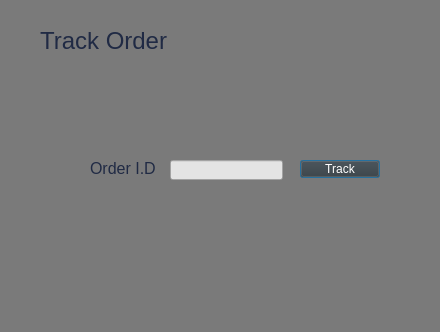
This is Bhitti-master/Bhitti/trackorder.ui in BigyaDhungana/Bhitti as Qt 5 draws it before an edit. The edited form follows.
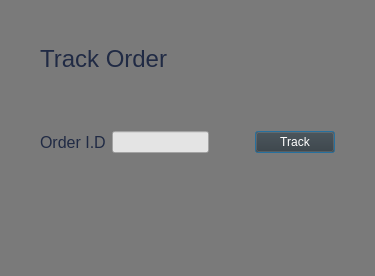
This is the edited form.

What changed in the file:
```diff
--- a/Bhitti-master/Bhitti/trackorder.ui
+++ b/Bhitti-master/Bhitti/trackorder.ui
@@ -6,8 +6,8 @@
    <rect>
     <x>0</x>
     <y>0</y>
-    <width>440</width>
-    <height>332</height>
+    <width>375</width>
+    <height>276</height>
    </rect>
   </property>
   <property name="windowTitle">
@@ -16,36 +16,17 @@
   <property name="styleSheet">
    <string notr="true">background-color: rgb(122, 122, 122);</string>
   </property>
-  <widget class="QLabel" name="label">
-   <property name="geometry">
-    <rect>
-     <x>40</x>
-     <y>30</y>
-     <width>161</width>
-     <height>21</height>
-    </rect>
+  <layout class="QGridLayout" name="gridLayout" rowminimumheight="40,0,20,40,20">
+   <property name="topMargin">
+    <number>1</number>
    </property>
-   <property name="font">
-    <font>
-     <pointsize>18</pointsize>
-    </font>
+   <property name="bottomMargin">
+    <number>70</number>
    </property>
-   <property name="styleSheet">
-    <string notr="true">color: rgb(32, 42, 68);</string>
-   </property>
-   <property name="text">
-    <string>Track Order</string>
-   </property>
-  </widget>
+   <item row="3" column="1">
+    <layout class="QHBoxLayout" name="horizontalLayout" stretch="0,40,0,0">
+     <item>
   <widget class="QLabel" name="label_2">
-   <property name="geometry">
-    <rect>
-     <x>90</x>
-     <y>160</y>
-     <width>111</width>
-     <height>16</height>
-    </rect>
-   </property>
    <property name="font">
     <font>
      <pointsize>12</pointsize>
@@ -58,28 +39,29 @@
     <string>Order I.D</string>
    </property>
   </widget>
+     </item>
+     <item>
   <widget class="QLineEdit" name="lineEdit">
-   <property name="geometry">
-    <rect>
-     <x>170</x>
-     <y>160</y>
-     <width>113</width>
-     <height>20</height>
-    </rect>
-   </property>
    <property name="styleSheet">
     <string notr="true">background-color: rgb(228, 228, 228);</string>
    </property>
   </widget>
+     </item>
+     <item>
+      <spacer name="horizontalSpacer">
+       <property name="orientation">
+        <enum>Qt::Horizontal</enum>
+       </property>
+       <property name="sizeHint" stdset="0">
+        <size>
+         <width>40</width>
+         <height>20</height>
+        </size>
+       </property>
+      </spacer>
+     </item>
+     <item>
   <widget class="QPushButton" name="pushButton">
-   <property name="geometry">
-    <rect>
-     <x>300</x>
-     <y>160</y>
-     <width>80</width>
-     <height>18</height>
-    </rect>
-   </property>
    <property name="cursor">
     <cursorShape>PointingHandCursor</cursorShape>
    </property>
@@ -91,6 +73,90 @@
     <string>Track</string>
    </property>
   </widget>
+     </item>
+    </layout>
+   </item>
+   <item row="4" column="1">
+    <spacer name="verticalSpacer">
+     <property name="orientation">
+      <enum>Qt::Vertical</enum>
+     </property>
+     <property name="sizeHint" stdset="0">
+      <size>
+       <width>20</width>
+       <height>40</height>
+      </size>
+     </property>
+    </spacer>
+   </item>
+   <item row="2" column="1">
+    <spacer name="verticalSpacer_2">
+     <property name="orientation">
+      <enum>Qt::Vertical</enum>
+     </property>
+     <property name="sizeHint" stdset="0">
+      <size>
+       <width>20</width>
+       <height>40</height>
+      </size>
+     </property>
+    </spacer>
+   </item>
+   <item row="3" column="2">
+    <spacer name="horizontalSpacer_3">
+     <property name="orientation">
+      <enum>Qt::Horizontal</enum>
+     </property>
+     <property name="sizeHint" stdset="0">
+      <size>
+       <width>40</width>
+       <height>20</height>
+      </size>
+     </property>
+    </spacer>
+   </item>
+   <item row="1" column="1">
+    <widget class="QLabel" name="label">
+     <property name="font">
+      <font>
+       <pointsize>18</pointsize>
+      </font>
+     </property>
+     <property name="styleSheet">
+      <string notr="true">color: rgb(32, 42, 68);</string>
+     </property>
+     <property name="text">
+      <string>Track Order</string>
+     </property>
+    </widget>
+   </item>
+   <item row="3" column="0">
+    <spacer name="horizontalSpacer_2">
+     <property name="orientation">
+      <enum>Qt::Horizontal</enum>
+     </property>
+     <property name="sizeHint" stdset="0">
+      <size>
+       <width>40</width>
+       <height>20</height>
+      </size>
+     </property>
+    </spacer>
+   </item>
+   <item row="0" column="1">
+    <spacer name="verticalSpacer_3">
+     <property name="orientation">
+      <enum>Qt::Vertical</enum>
+     </property>
+     <property name="sizeHint" stdset="0">
+      <size>
+       <width>20</width>
+       <height>40</height>
+      </size>
+     </property>
+    </spacer>
+   </item>
+  </layout>
  </widget>
  <resources/>
  <connections/>
```
Lines whose indentation alone changed are shown as unchanged.
